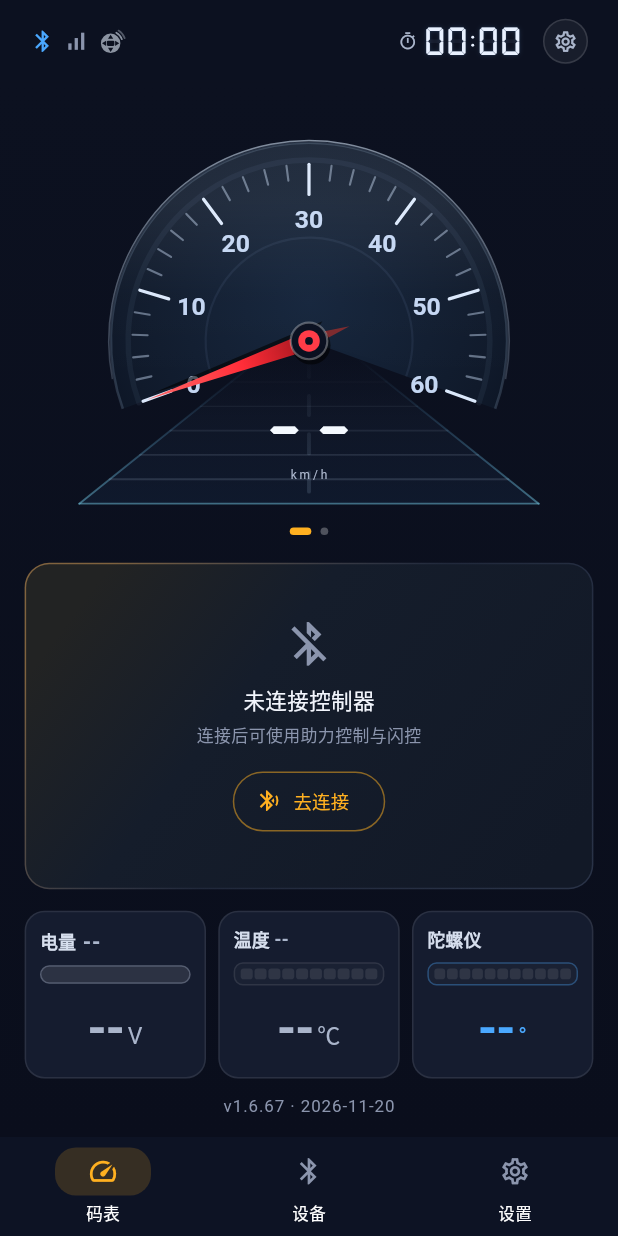
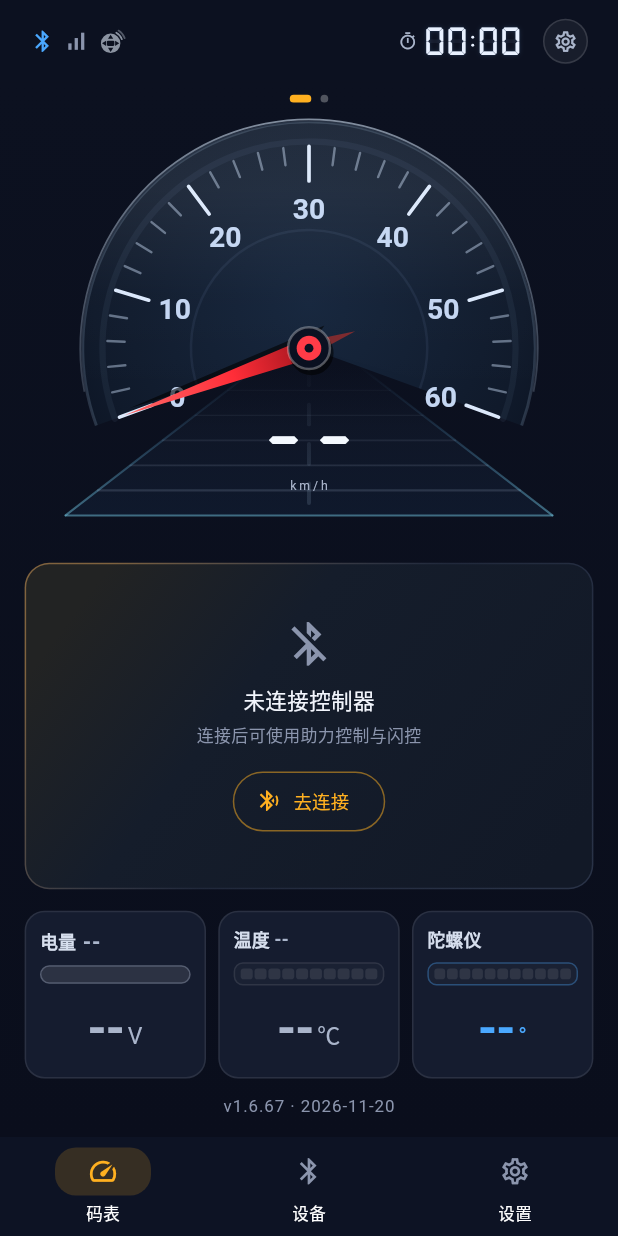
Before and after one commit to shanli888/e_bike, a Flutter app: the screen it shows after launch, on a phone screen of 412 x 824 dp. Run offline on Flutter 3.47's test engine with Material 3 defaults, Android fonts, the phone set to English and light mode, and no system bars; our stand-ins replace flutter_blue_plus, geolocator, package_info_plus, permission_handler, shared_preferences, wakelock_plus.

Commit message:
放大首页表盘并上移切换指示点

```diff
--- a/lib/screens/dashboard_screen.dart
+++ b/lib/screens/dashboard_screen.dart
@@ -224,7 +224,6 @@ class _DashboardScreenState extends State<DashboardScreen> {
               opacity: showGauge ? 1 : 0,
               duration: const Duration(milliseconds: 260),
               child: Padding(
-                // 底部只留页指示点的空间，尽量把高度让给放大后的无框表盘。
                 padding: EdgeInsets.only(bottom: 10 * s),
                 child: Center(
                   child: FittedBox(
@@ -262,7 +261,7 @@ class _DashboardScreenState extends State<DashboardScreen> {
             Positioned(
               left: 0,
               right: 0,
-              bottom: 2 * s,
+              top: 8 * s,
               child: Row(
                 mainAxisAlignment: MainAxisAlignment.center,
                 children: [
--- a/lib/widgets/needle_speedometer.dart
+++ b/lib/widgets/needle_speedometer.dart
@@ -30,7 +30,7 @@ class NeedleSpeedometer extends StatefulWidget {
   /// 速度来源：true=GPS，false=蓝牙（仅用于语义标签）。
   final bool useGps;
 
-  /// 表盘宽度，调用方按屏幕缩放后传入；高度按设计稿比例 184/200 自适应。
+  /// 表盘宽度，调用方按屏幕缩放后传入；高度按设计稿比例 179/200 自适应。
   final double size;
 
   static const double maxSpeed = 60;
@@ -124,7 +124,7 @@ class _NeedleSpeedometerState extends State<NeedleSpeedometer>
   @override
   Widget build(BuildContext context) {
     final w = widget.size;
-    final h = w * 184 / 200;
+    final h = w * 179 / 200;
     final fontFamily = DefaultTextStyle.of(context).style.fontFamily;
 
     final baseLabel = widget.speed == null
@@ -250,7 +250,7 @@ class _FanPainter extends CustomPainter {
   static const _roadFarY = 115.0;
   static const _roadNearY = 176.0;
   static const _roadFarHalf = 20.0;
-  static const _roadNearHalf = 96.0;
+  static const _roadNearHalf = 99.0;
 
   @override
   void paint(Canvas canvas, Size size) {
@@ -259,9 +259,6 @@ class _FanPainter extends CustomPainter {
     canvas.scale(scale);
 
     _drawRoad(canvas);
-    canvas.translate(_c.dx, _c.dy);
-    canvas.scale(0.90);
-    canvas.translate(-_c.dx, -_c.dy);
     _drawCase(canvas);
     _drawArc(canvas);
     _drawTicks(canvas);
```
